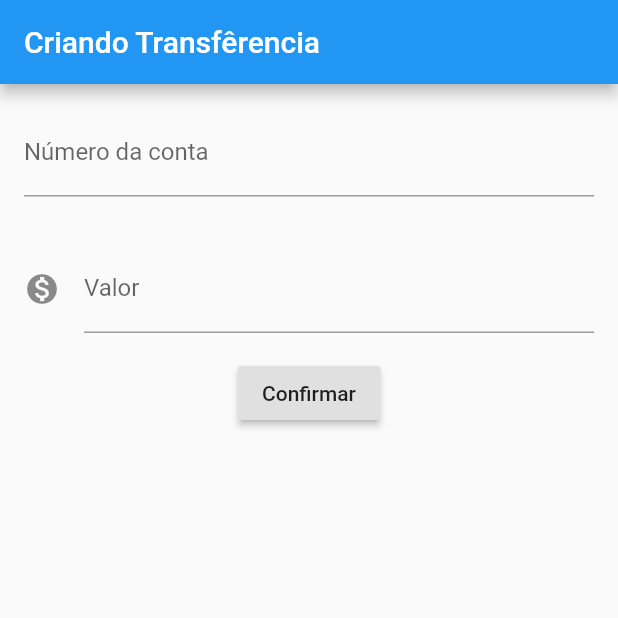
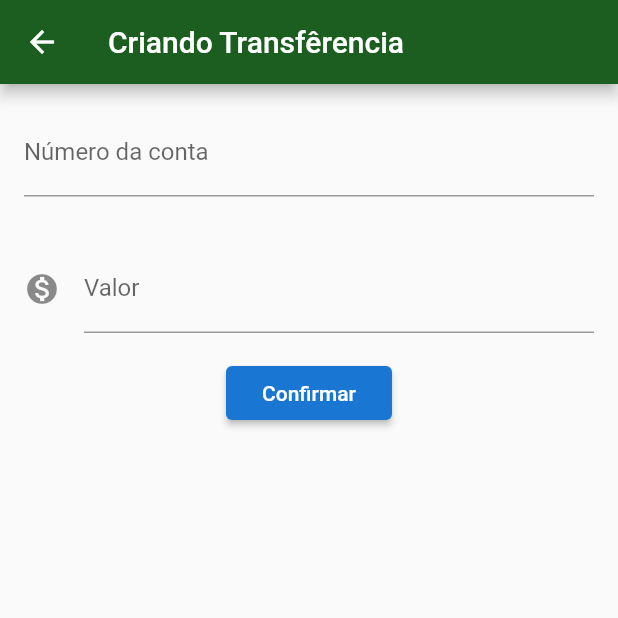
Before and after one commit to AndrewDiass/flutter-bytebank, a Flutter app: the FormularioTransferencia screen opened directly, after a tap on "Confirmar", on a phone screen of 412 x 824 dp, the top half of it. Run offline on Flutter 3.47's test engine with Material 2 defaults, Android fonts, the phone set to English and light mode, and no system bars.

Commit message:
refactor(*): refactoring project structure

```diff
--- /dev/null
+++ b/lib/components/editor.dart
@@ -0,0 +1,31 @@
+import 'package:flutter/material.dart';
+
+class Editor extends StatelessWidget {
+  final TextEditingController controlador;
+  final String rotulo;
+  final String dica;
+  final IconData icone;
+
+  Editor({
+    this.controlador,
+    this.rotulo,
+    this.dica,
+    this.icone,
+  });
+
+  @override
+  Widget build(BuildContext context) {
+    return Padding(
+      padding: const EdgeInsets.all(16.0),
+      child: TextField(
+        controller: controlador,
+        style: TextStyle(fontSize: 16.0),
+        decoration: InputDecoration(
+            icon: icone != null ? Icon(icone) : null,
+            labelText: rotulo,
+            hintText: dica),
+        keyboardType: TextInputType.number,
+      ),
+    );
+  }
+}
--- a/lib/main.dart
+++ b/lib/main.dart
@@ -1,3 +1,4 @@
+import 'package:bytebank/screens/transferencia/lista.dart';
 import 'package:flutter/material.dart';
 
 void main() {
@@ -8,130 +9,15 @@ class BytebankApp extends StatelessWidget {
   @override
   Widget build(BuildContext context) {
     return MaterialApp(
-      home: Scaffold(
-        body: FormularioTransferencia(),
+      theme: ThemeData(
+        primaryColor: Colors.green[900],
+        accentColor: Colors.blue[700],
+        buttonTheme: ButtonThemeData(
+          buttonColor: Colors.blue[700],
+          textTheme: ButtonTextTheme.primary,
+        ),
       ),
-      debugShowCheckedModeBanner: false,
+      home: ListaTransferencia(),
     );
   }
 }
-
-class FormularioTransferencia extends StatelessWidget {
-  final TextEditingController _controladorCompoNumeroConta =
-      TextEditingController();
-  final TextEditingController _controladorCompoValor = TextEditingController();
-
-  @override
-  Widget build(BuildContext context) {
-    return Scaffold(
-      appBar: AppBar(
-        title: Text('Criando Transfêrencia'),
-      ),
-      body: Column(
-        children: [
-          Editor(
-              controlador: _controladorCompoNumeroConta,
-              rotulo: 'Número da conta',
-              dica: '0000'),
-          Editor(
-              controlador: _controladorCompoValor,
-              rotulo: 'Valor',
-              dica: '0.00',
-              icone: Icons.monetization_on),
-          RaisedButton(
-            onPressed: () => _criaTransferencia(),
-            child: Text('Confirmar'),
-          )
-        ],
-      ),
-    );
-  }
-
-  void _criaTransferencia() {
-    final int numeroConta =
-        int.tryParse(_controladorCompoNumeroConta.text);
-    final double valor = double.tryParse(_controladorCompoValor.text);
-    if (numeroConta != null && valor != null) {
-      final transferenciaCriada =
-          Transferencia(numeroConta: numeroConta, valor: valor);
-      debugPrint('$transferenciaCriada');
-    }
-  }
-}
-
-class Editor extends StatelessWidget {
-  final TextEditingController controlador;
-  final String rotulo;
-  final String dica;
-  final IconData icone;
-
-  Editor({this.controlador, this.rotulo, this.dica, this.icone});
-
-  @override
-  Widget build(BuildContext context) {
-    return Padding(
-      padding: const EdgeInsets.all(16.0),
-      child: TextField(
-        controller: controlador,
-        style: TextStyle(fontSize: 16.0),
-        decoration: InputDecoration(
-            icon: icone != null ? Icon(icone) : null,
-            labelText: rotulo,
-            hintText: dica),
-        keyboardType: TextInputType.number,
-      ),
-    );
-  }
-}
-
-class ListaTransferencia extends StatelessWidget {
-  @override
-  Widget build(BuildContext context) {
-    return Scaffold(
-      appBar: AppBar(
-        title: const Text('Transferencias'),
-      ),
-      body: Column(
-        children: [
-          ItemTransferencia(Transferencia(numeroConta: 100, valor: 200.5)),
-          ItemTransferencia(Transferencia(numeroConta: 200, valor: 250.5)),
-          ItemTransferencia(Transferencia(numeroConta: 300, valor: 300.5)),
-        ],
-      ),
-      floatingActionButton: FloatingActionButton(
-        child: Icon(Icons.add),
-      ),
-    );
-  }
-}
-
-class ItemTransferencia extends StatelessWidget {
-  final Transferencia _transferencia;
-
-  ItemTransferencia(this._transferencia);
-
-  @override
-  Widget build(BuildContext context) {
-    return Card(
-      child: ListTile(
-        leading: Icon(
-          Icons.monetization_on,
-        ),
-        title: Text(_transferencia.valor.toString()),
-        subtitle: Text(_transferencia.numeroConta.toString()),
-      ),
-    );
-  }
-}
-
-class Transferencia {
-  final double valor;
-  final int numeroConta;
-
-  Transferencia({this.numeroConta, this.valor});
-
-  @override
-  String toString() {
-    return 'Transferencia{valor: $valor, numeroConta: $numeroConta}';
-  }
-}
--- /dev/null
+++ b/lib/models/transferencia.dart
@@ -0,0 +1,14 @@
+class Transferencia {
+  final double valor;
+  final int numeroConta;
+
+  Transferencia({
+    this.numeroConta,
+    this.valor,
+  });
+
+  @override
+  String toString() {
+    return 'Transferencia{valor: $valor, numeroConta: $numeroConta}';
+  }
+}
--- /dev/null
+++ b/lib/screens/transferencia/formulario.dart
@@ -0,0 +1,64 @@
+
+import 'package:bytebank/components/editor.dart';
+import 'package:bytebank/models/transferencia.dart';
+import 'package:flutter/material.dart';
+
+const _tituloAppBar = 'Criando Transfêrencia';
+const _rotuloCompoValor = 'Valor';
+const _dicaCampoValor = '0.00';
+const _dicaCampoNumeroConta = '0000';
+const _rotuloCompoNumeroConta = 'Número da conta';
+const _textoBotaoConfirmar = 'Confirmar';
+
+class FormularioTransferencia extends StatefulWidget {
+  @override
+  State<StatefulWidget> createState() {
+    return FormularioTransferenciaState();
+  }
+}
+
+class FormularioTransferenciaState extends State<FormularioTransferencia> {
+  final TextEditingController _controladorCompoNumeroConta =
+      TextEditingController();
+  final TextEditingController _controladorCompoValor = TextEditingController();
+
+  @override
+  Widget build(BuildContext context) {
+    return Scaffold(
+      appBar: AppBar(
+        title: Text(_tituloAppBar),
+      ),
+      body: SingleChildScrollView(
+              child: Column(
+          children: [
+            Editor(
+                controlador: _controladorCompoNumeroConta,
+                rotulo: _rotuloCompoNumeroConta,
+                dica: _dicaCampoNumeroConta),
+            Editor(
+                controlador: _controladorCompoValor,
+                rotulo: _rotuloCompoValor,
+                dica: _dicaCampoValor,
+                icone: Icons.monetization_on),
+            RaisedButton(
+              onPressed: () => _criaTransferencia(context),
+              child: Text(_textoBotaoConfirmar),
+            )
+          ],
+        ),
+      ),
+    );
+  }
+
+  void _criaTransferencia(BuildContext context) {
+    final int numeroConta =
+        int.tryParse(_controladorCompoNumeroConta.text);
+    final double valor = double.tryParse(_controladorCompoValor.text);
+    if (numeroConta != null && valor != null) {
+      final transferenciaCriada =
+      Transferencia(numeroConta: numeroConta, valor: valor);
+      Navigator.pop(context, transferenciaCriada);
+    }
+  }
+
+}
```
Also changed, not shown: lib/screens/transferencia/lista.dart (added, +70 -0 lines), 1 other file.
